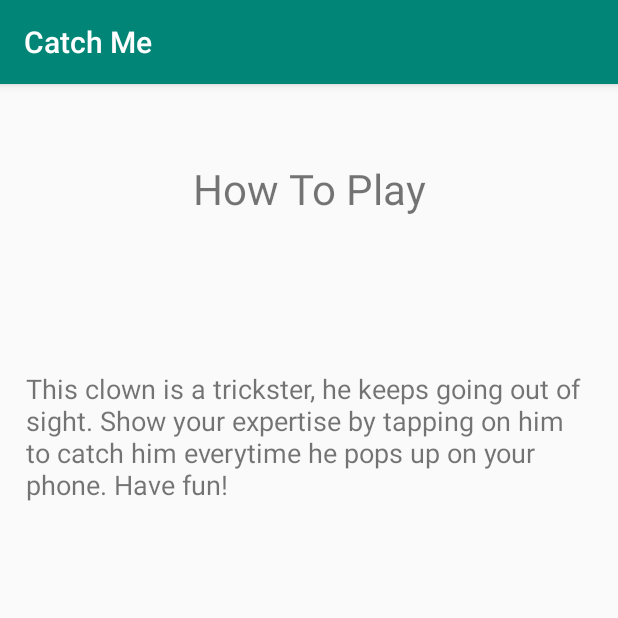
After one commit to zennymorh/Catch_Me, an Android app: the AboutActivity screen opened directly, with no data from a screen before it, on a phone screen of 412 x 824 dp, the top half of it. The commit adds this screen. Run offline under Robolectric (Android 15) with nearby library versions, the phone set to English and light mode, and no system bars.

Commit message:
Made an about activity. Also used menu.

```diff
--- a/app/build.gradle
+++ b/app/build.gradle
@@ -25,7 +25,7 @@ android {
 
 dependencies {
     implementation fileTree(dir: 'libs', include: ['*.jar'])
-    implementation"org.jetbrains.kotlin:kotlin-stdlib-jdk7:$kotlin_version"
+    implementation "org.jetbrains.kotlin:kotlin-stdlib-jdk7:$kotlin_version"
     implementation 'androidx.appcompat:appcompat:1.1.0'
     implementation 'androidx.core:core-ktx:1.1.0'
     implementation 'androidx.constraintlayout:constraintlayout:1.1.3'
--- a/app/src/main/AndroidManifest.xml
+++ b/app/src/main/AndroidManifest.xml
@@ -9,6 +9,7 @@
         android:roundIcon="@mipmap/ic_launcher_round"
         android:supportsRtl="true"
         android:theme="@style/AppTheme">
+        <activity android:name=".AboutActivity"></activity>
         <activity android:name=".MainActivity">
             <intent-filter>
                 <action android:name="android.intent.action.MAIN" />
--- /dev/null
+++ b/app/src/main/java/com/zennymorh/catchme/AboutActivity.kt
@@ -0,0 +1,12 @@
+package com.zennymorh.catchme
+
+import androidx.appcompat.app.AppCompatActivity
+import android.os.Bundle
+
+class AboutActivity : AppCompatActivity() {
+
+    override fun onCreate(savedInstanceState: Bundle?) {
+        super.onCreate(savedInstanceState)
+        setContentView(R.layout.activity_about)
+    }
+}
--- /dev/null
+++ b/app/src/main/res/layout/activity_about.xml
@@ -0,0 +1,33 @@
+<?xml version="1.0" encoding="utf-8"?>
+<androidx.constraintlayout.widget.ConstraintLayout xmlns:android="http://schemas.android.com/apk/res/android"
+    xmlns:app="http://schemas.android.com/apk/res-auto"
+    xmlns:tools="http://schemas.android.com/tools"
+    android:layout_width="match_parent"
+    android:layout_height="match_parent"
+    tools:context=".AboutActivity">
+
+    <TextView
+        android:id="@+id/textView"
+        android:layout_width="176dp"
+        android:layout_height="44dp"
+        android:layout_marginTop="48dp"
+        android:gravity="center"
+        android:text="How To Play"
+        android:textSize="28sp"
+        app:layout_constraintEnd_toEndOf="parent"
+        app:layout_constraintStart_toStartOf="parent"
+        app:layout_constraintTop_toTopOf="parent" />
+
+    <TextView
+        android:id="@+id/textView2"
+        android:layout_width="378dp"
+        android:layout_height="153dp"
+        android:layout_marginTop="48dp"
+        android:text="This clown is a trickster, he keeps going out of sight. Show your expertise by tapping on him to catch him everytime he pops up on your phone. Have fun!"
+        android:textSize="18sp"
+        app:layout_constraintBottom_toBottomOf="parent"
+        app:layout_constraintEnd_toEndOf="parent"
+        app:layout_constraintStart_toStartOf="parent"
+        app:layout_constraintTop_toBottomOf="@+id/textView"
+        app:layout_constraintVertical_bias="0.107" />
+</androidx.constraintlayout.widget.ConstraintLayout>
--- /dev/null
+++ b/app/src/main/res/menu/menu.xml
@@ -0,0 +1,7 @@
+<?xml version="1.0" encoding="utf-8"?>
+<menu xmlns:android="http://schemas.android.com/apk/res/android">
+
+    <item
+        android:id="@+id/about"
+        android:title="How to Play" />
+</menu>
```
Also changed, not shown: app/src/main/java/com/zennymorh/catchme/MainActivity.kt (+58 -5 lines).
